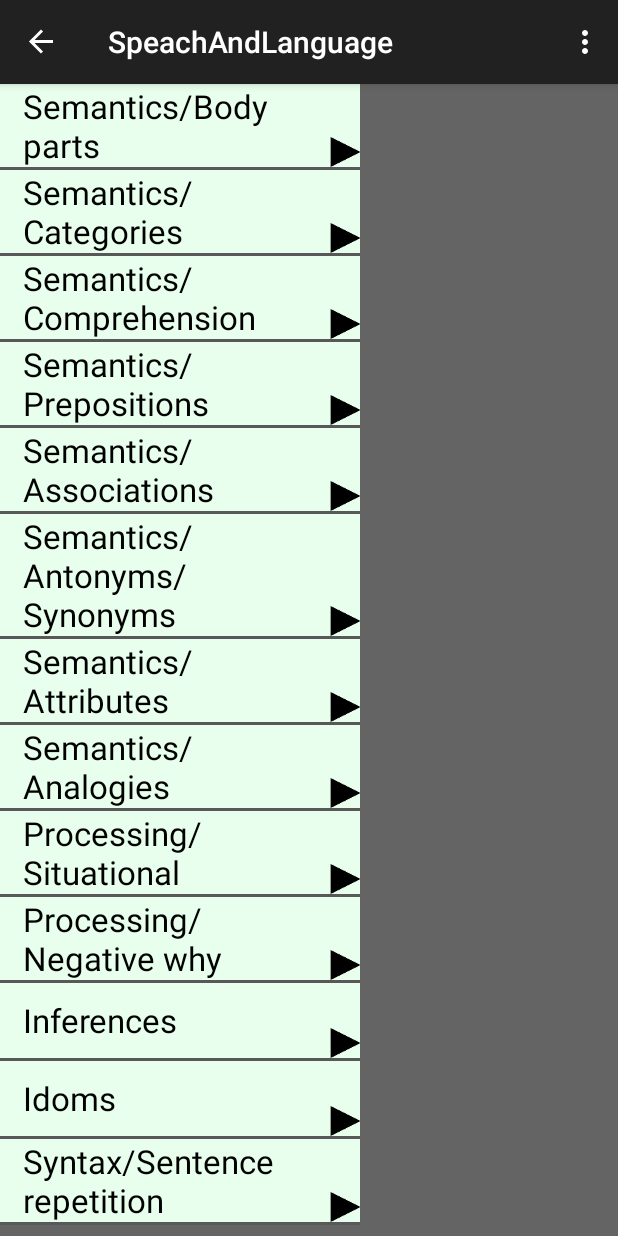
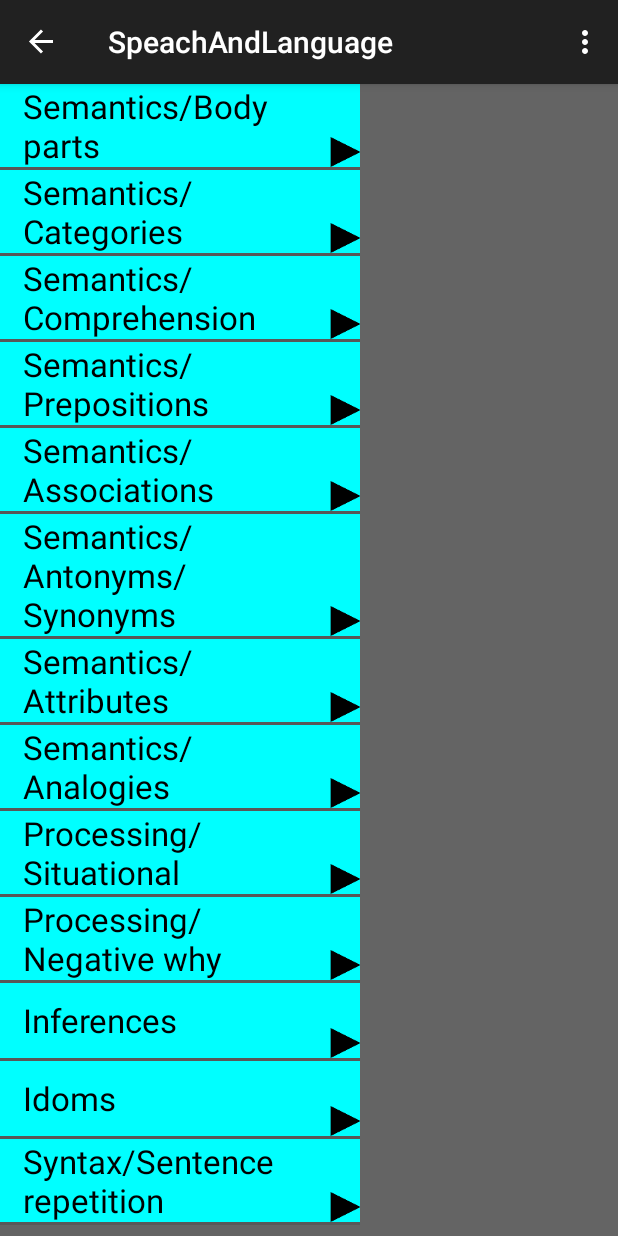
Before and after one commit to KarlClark/SpeechAndLanguageRepo, an Android app: the screen it shows after launch (FlowControlActivity), with the side drawer open, on a phone screen of 412 x 824 dp. Run offline under Robolectric (Android 15) with nearby library versions, the phone set to English and light mode, and no system bars.

Commit message:
Add colors file.  Add stubs for ExpandableListView group and child listeners.

```diff
--- a/app/src/main/java/com/neuroleap/speachandlanguage/DrawerListAdapter.java
+++ b/app/src/main/java/com/neuroleap/speachandlanguage/DrawerListAdapter.java
@@ -1,7 +1,6 @@
 package com.neuroleap.speachandlanguage;
 
 import android.content.Context;
-import android.util.Log;
 import android.view.LayoutInflater;
 import android.view.View;
 import android.view.ViewGroup;
@@ -28,18 +27,15 @@ public class DrawerListAdapter extends BaseExpandableListAdapter {
         mContext = context;
         mCategories = categories;
         mQuestions = questions;
-        Log.i(TAG,"categories size= " + categories.size());
     }
 
     @Override
     public int getGroupCount() {
-        Log.i(TAG, "group count= " + mCategories.size());
         return mCategories.size();
     }
 
     @Override
     public int getChildrenCount(int groupPosition) {
-        Log.i(TAG, "Child count = " + mQuestions.get(groupPosition).size());
         return mQuestions.get(groupPosition).size();
     }
 
@@ -75,7 +71,6 @@ public class DrawerListAdapter extends BaseExpandableListAdapter {
             LayoutInflater inflater = LayoutInflater.from(mContext);
             convertView = inflater.inflate(R.layout.list_group, parent, false);
         }
-        Log.i(TAG,"here 1");
         TextView tvGroupItem = (TextView)convertView.findViewById(R.id.tvGroupItem);
         tvGroupItem.setText(mCategories.get(groupPosition).getText());
         ImageView ivSelector = (ImageView)convertView.findViewById(R.id.ivSelector);
@@ -99,9 +94,7 @@ public class DrawerListAdapter extends BaseExpandableListAdapter {
             LayoutInflater inflater = LayoutInflater.from(mContext);
             convertView = inflater.inflate(R.layout.list_item, parent, false);
         }
-        Log.i(TAG, "here 2");
         TextView tvListItem = (TextView)convertView.findViewById(R.id.tvListItem);
-        Log.i(TAG ,"text = " +mQuestions.get(groupPosition).get(childPosition).getText() );
         tvListItem.setText(mQuestions.get(groupPosition).get(childPosition).getText());
 
         return convertView;
--- a/app/src/main/res/layout/list_group.xml
+++ b/app/src/main/res/layout/list_group.xml
@@ -1,7 +1,7 @@
 <?xml version="1.0" encoding="utf-8"?>
 <RelativeLayout xmlns:android="http://schemas.android.com/apk/res/android"
     android:layout_width="match_parent" android:layout_height="match_parent"
-    android:background="#ffe7ffec"
+    android:background="@color/lightblue"
     android:id="@+id/rlListItem">
 
     <TextView
```
Also changed, not shown: app/src/main/java/com/neuroleap/speachandlanguage/FlowControlActivity.java (+17 -0 lines), app/src/main/res/values/colors.xml (added, +11 -0 lines).
